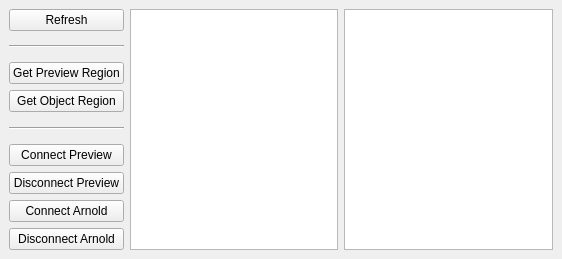
The window that Tapp/Maya/lighting/region/resources/region.ui (bumpybox/Tapp) describes before a commit, drawn with Qt 5.
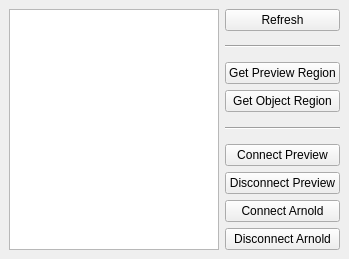
The same window after the commit.

The edit to the form file:
```diff
--- a/Tapp/Maya/lighting/region/resources/region.ui
+++ b/Tapp/Maya/lighting/region/resources/region.ui
@@ -6,7 +6,7 @@
    <rect>
     <x>0</x>
     <y>0</y>
-    <width>562</width>
+    <width>349</width>
     <height>259</height>
    </rect>
   </property>
@@ -15,6 +15,9 @@
   </property>
   <widget class="QWidget" name="centralwidget">
    <layout class="QHBoxLayout" name="horizontalLayout">
+    <item>
+     <widget class="QListWidget" name="renderlayer_listWidget"/>
+    </item>
     <item>
      <layout class="QVBoxLayout" name="verticalLayout">
       <item>
@@ -140,12 +143,6 @@
       </item>
      </layout>
     </item>
-    <item>
-     <widget class="QListWidget" name="renderlayer_listWidget"/>
-    </item>
-    <item>
-     <widget class="QTableWidget" name="frame_tableWidget"/>
-    </item>
    </layout>
   </widget>
  </widget>
```
Left out of the diff: 5 changed lines with no effect on the pictures.
